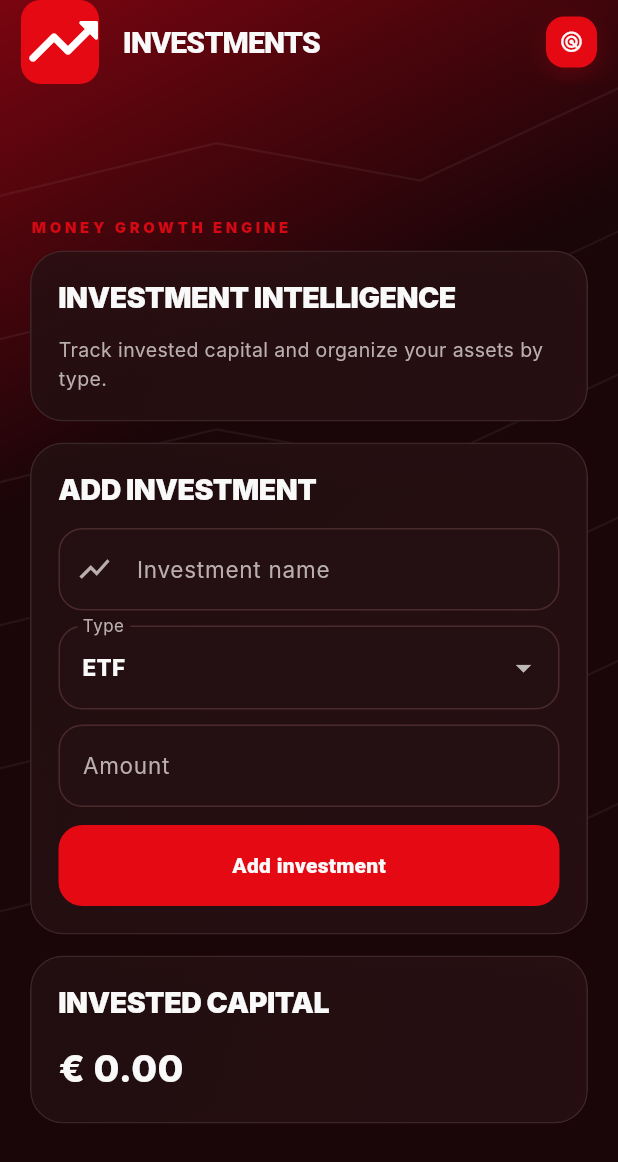
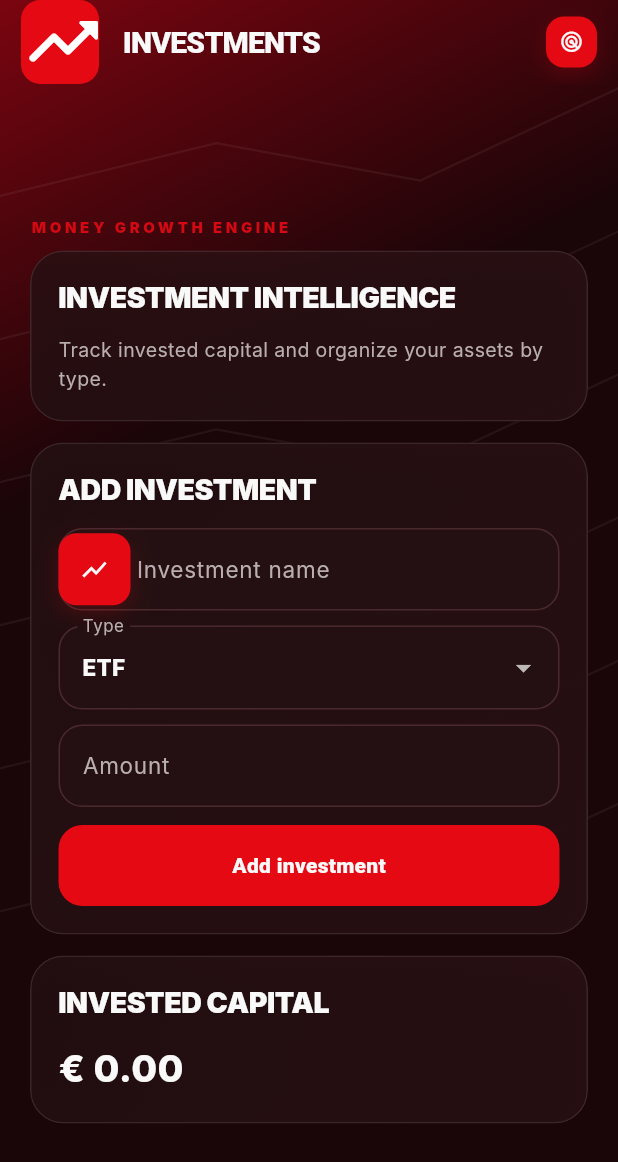
Before and after one commit to Mauricio-HNS/MONEY-GROWTH-ENGINE, a Flutter app: the InvestmentsScreen screen opened by its route, on a phone screen of 412 x 824 dp. Shown: the top 1162 px of the screen. Run offline on Flutter 3.47's test engine with Material 3 defaults, Android fonts, the phone set to English and light mode, and no system bars; network calls fail; Roboto replaces fonts that are missing (Inter).

Commit message:
style: standardize red icon badges

```diff
--- a/flutter_app/lib/screens/investments.dart
+++ b/flutter_app/lib/screens/investments.dart
@@ -27,7 +27,7 @@ class _InvestmentsScreenState extends State<InvestmentsScreen> {
     SectionCard(title: 'Investment Intelligence', child: Text('Track invested capital and organize your assets by type.', style: TextStyle(color: AppColors.textMuted))),
     const SizedBox(height: 14),
     SectionCard(title: 'Add investment', child: Column(children: [
-      TextField(controller: name, decoration: const InputDecoration(labelText: 'Investment name', prefixIcon: Icon(Icons.show_chart))),
+      TextField(controller: name, decoration: const InputDecoration(labelText: 'Investment name', prefixIcon: AppIconBadge(icon: Icons.show_chart))),
       const SizedBox(height: 10),
       DropdownButtonFormField<String>(value: type, decoration: const InputDecoration(labelText: 'Type'), items: const ['ETF','Stock','Fund','Bond','Crypto','Other'].map((e) => DropdownMenuItem(value:e, child:Text(e))).toList(), onChanged:(v)=>setState(()=>type=v!)),
       const SizedBox(height: 10),
```
